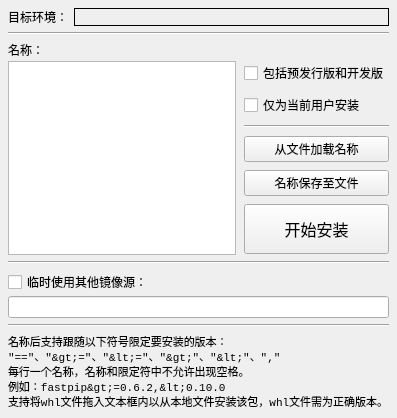
Before: the Qt Designer form ui/package_install.ui in hrpzcf/AwesomePyKit, drawn with Qt 5.
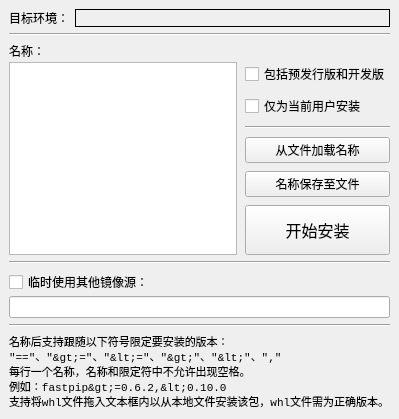
After: the same form once the commit is applied.

Commit message: 增加通用输出流显示窗口 包管理器增加查看输出流按钮 包管理器安装窗口类型改为 QMainWindow，在程序结构中由独立窗口改为包管理器的子窗口

Diff of the .ui file:
```diff
--- a/ui/package_install.ui
+++ b/ui/package_install.ui
@@ -1,7 +1,7 @@
 <?xml version="1.0" encoding="UTF-8"?>
 <ui version="4.0">
  <class>package_install</class>
- <widget class="QWidget" name="package_install">
+ <widget class="QMainWindow" name="package_install">
   <property name="windowModality">
    <enum>Qt::ApplicationModal</enum>
   </property>
@@ -9,8 +9,8 @@
    <rect>
     <x>0</x>
     <y>0</y>
-    <width>395</width>
-    <height>418</height>
+    <width>397</width>
+    <height>375</height>
    </rect>
   </property>
   <property name="font">
@@ -21,19 +21,8 @@
   <property name="windowTitle">
    <string>安装</string>
   </property>
+  <widget class="QWidget" name="centralwidget">
   <layout class="QVBoxLayout" name="verticalLayout_5">
-   <property name="leftMargin">
-    <number>8</number>
-   </property>
-   <property name="topMargin">
-    <number>8</number>
-   </property>
-   <property name="rightMargin">
-    <number>8</number>
-   </property>
-   <property name="bottomMargin">
-    <number>8</number>
-   </property>
    <item>
     <layout class="QVBoxLayout" name="verticalLayout_4">
      <item>
@@ -272,6 +261,7 @@
     </layout>
    </item>
   </layout>
+  </widget>
  </widget>
  <resources/>
  <connections/>
```
Left out of the diff: 5 changed lines with no effect on the pictures. Lines whose indentation alone changed are shown as unchanged. The commit also changes 6 other files.
